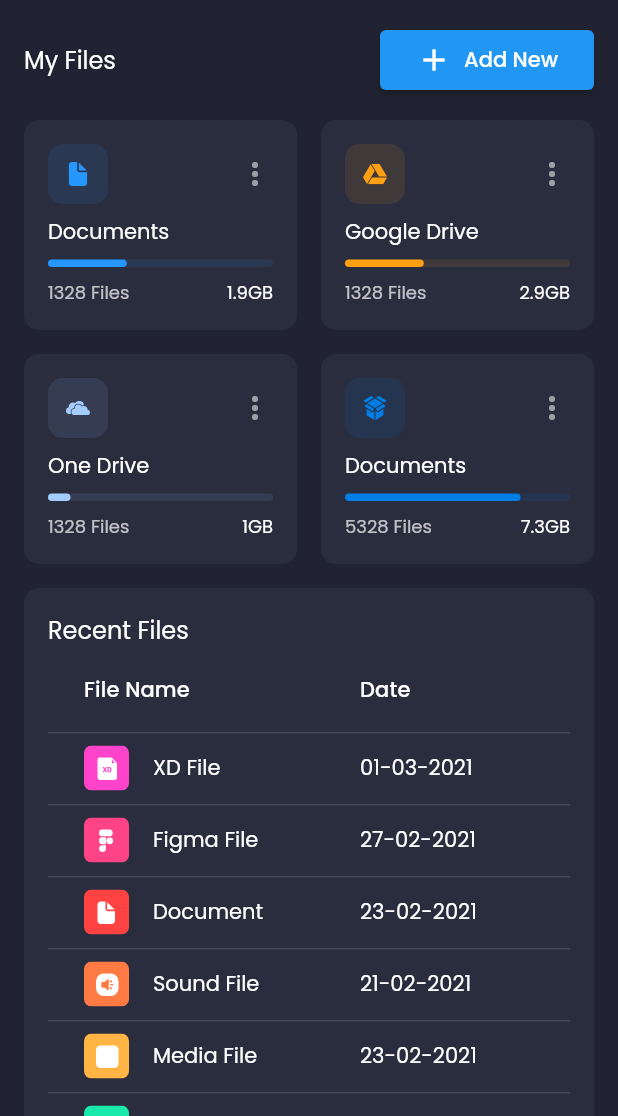
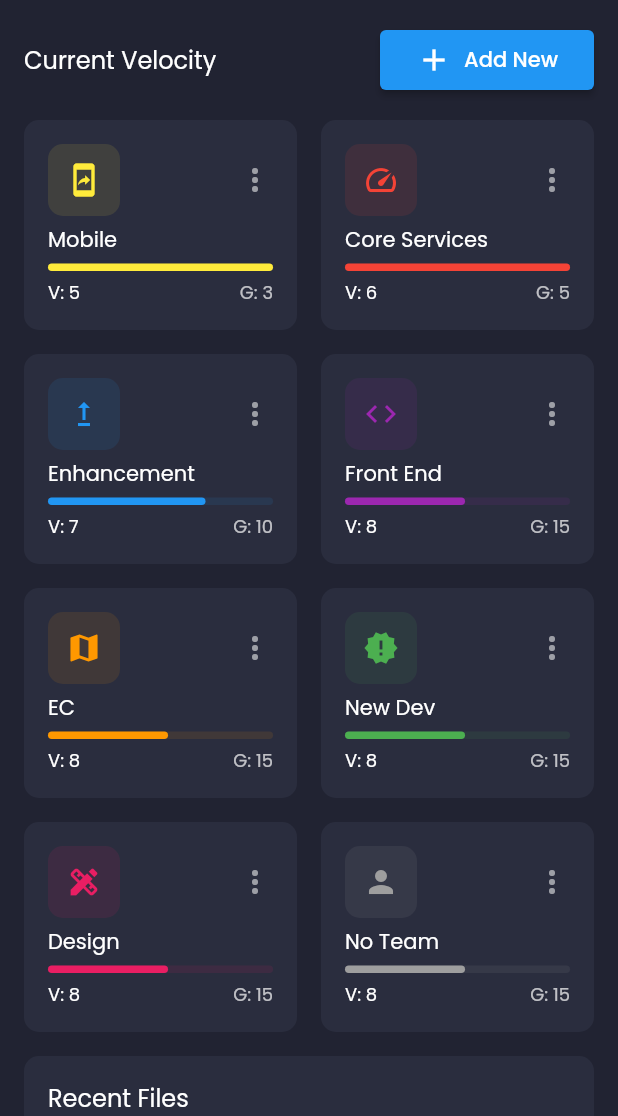
Before and after one commit to shanesblume13/sprint-metrics, a Flutter app: the screen it shows after launch, on a phone screen of 412 x 824 dp, the part 120-1236 px from its top. Run offline on Flutter 3.47's test engine with Material 2 defaults, Android fonts, the phone set to English and light mode, and no system bars; drawn by our look-alikes of data_table_2; our stand-ins replace fl_chart, flutter_svg, google_fonts.

Commit message:
Updating current velocities.

```diff
--- a/lib/models/MyFiles.dart
+++ /dev/null
@@ -1,52 +0,0 @@
-import 'package:admin/constants.dart';
-import 'package:flutter/material.dart';
-
-class CloudStorageInfo {
-  final String? svgSrc, title, totalStorage;
-  final int? numOfFiles, percentage;
-  final Color? color;
-
-  CloudStorageInfo({
-    this.svgSrc,
-    this.title,
-    this.totalStorage,
-    this.numOfFiles,
-    this.percentage,
-    this.color,
-  });
-}
-
-List demoMyFiles = [
-  CloudStorageInfo(
-    title: "Documents",
-    numOfFiles: 1328,
-    svgSrc: "assets/icons/Documents.svg",
-    totalStorage: "1.9GB",
-    color: primaryColor,
-    percentage: 35,
-  ),
-  CloudStorageInfo(
-    title: "Google Drive",
-    numOfFiles: 1328,
-    svgSrc: "assets/icons/google_drive.svg",
-    totalStorage: "2.9GB",
-    color: Color(0xFFFFA113),
-    percentage: 35,
-  ),
-  CloudStorageInfo(
-    title: "One Drive",
-    numOfFiles: 1328,
-    svgSrc: "assets/icons/one_drive.svg",
-    totalStorage: "1GB",
-    color: Color(0xFFA4CDFF),
-    percentage: 10,
-  ),
-  CloudStorageInfo(
-    title: "Documents",
-    numOfFiles: 5328,
-    svgSrc: "assets/icons/drop_box.svg",
-    totalStorage: "7.3GB",
-    color: Color(0xFF007EE5),
-    percentage: 78,
-  ),
-];
--- /dev/null
+++ b/lib/models/TeamVelocityInfo.dart
@@ -0,0 +1,75 @@
+import 'package:flutter/material.dart';
+
+class TeamVelocityInfo {
+  final String? title;
+  final int? velocity, goal;
+  final IconData? icon;
+  final Color? color;
+
+  TeamVelocityInfo({
+    this.title,
+    this.goal,
+    this.velocity,
+    this.icon,
+    this.color,
+  });
+}
+
+List demoCurrentVelocities = [
+  TeamVelocityInfo(
+    title: "Mobile",
+    velocity: 5,
+    icon: Icons.mobile_screen_share,
+    goal: 3,
+    color: Colors.yellow,
+  ),
+  TeamVelocityInfo(
+    title: "Core Services",
+    velocity: 6,
+    icon: Icons.speed,
+    goal: 5,
+    color: Colors.red,
+  ),
+  TeamVelocityInfo(
+    title: "Enhancement",
+    velocity: 7,
+    icon: Icons.upgrade,
+    goal: 10,
+    color: Colors.blue,
+  ),
+  TeamVelocityInfo(
+    title: "Front End",
+    velocity: 8,
+    icon: Icons.code,
+    goal: 15,
+    color: Colors.purple,
+  ),
+  TeamVelocityInfo(
+    title: "EC",
+    velocity: 8,
+    icon: Icons.map,
+    goal: 15,
+    color: Colors.orange,
+  ),
+  TeamVelocityInfo(
+    title: "New Dev",
+    velocity: 8,
+    icon: Icons.new_releases,
+    goal: 15,
+    color: Colors.green,
+  ),
+  TeamVelocityInfo(
+    title: "Design",
+    velocity: 8,
+    icon: Icons.design_services,
+    goal: 15,
+    color: Colors.pink,
+  ),
+  TeamVelocityInfo(
+    title: "No Team",
+    velocity: 8,
+    icon: Icons.person,
+    goal: 15,
+    color: Colors.grey,
+  ),
+];
--- a/lib/screens/dashboard/components/my_fields.dart
+++ b/lib/screens/dashboard/components/current_velocity.dart
@@ -1,12 +1,12 @@
-import 'package:admin/models/MyFiles.dart';
+import 'package:admin/models/TeamVelocityInfo.dart';
 import 'package:admin/responsive.dart';
 import 'package:flutter/material.dart';
 
 import '../../../constants.dart';
-import 'file_info_card.dart';
+import 'current_velocity_card.dart';
 
-class MyFiles extends StatelessWidget {
-  const MyFiles({
+class CurrentVelocity extends StatelessWidget {
+  const CurrentVelocity({
     Key? key,
   }) : super(key: key);
 
@@ -19,7 +19,7 @@ class MyFiles extends StatelessWidget {
           mainAxisAlignment: MainAxisAlignment.spaceBetween,
           children: [
             Text(
-              "My Files",
+              "Current Velocity",
               style: Theme.of(context).textTheme.subtitle1,
             ),
             ElevatedButton.icon(
@@ -38,12 +38,12 @@ class MyFiles extends StatelessWidget {
         ),
         SizedBox(height: defaultPadding),
         Responsive(
-          mobile: FileInfoCardGridView(
+          mobile: CurrentVelocityCardGridView(
             crossAxisCount: _size.width < 650 ? 2 : 4,
             childAspectRatio: _size.width < 650 && _size.width > 350 ? 1.3 : 1,
           ),
-          tablet: FileInfoCardGridView(),
-          desktop: FileInfoCardGridView(
+          tablet: CurrentVelocityCardGridView(),
+          desktop: CurrentVelocityCardGridView(
             childAspectRatio: _size.width < 1400 ? 1.1 : 1.4,
           ),
         ),
@@ -52,8 +52,8 @@ class MyFiles extends StatelessWidget {
   }
 }
 
-class FileInfoCardGridView extends StatelessWidget {
-  const FileInfoCardGridView({
+class CurrentVelocityCardGridView extends StatelessWidget {
+  const CurrentVelocityCardGridView({
     Key? key,
     this.crossAxisCount = 4,
     this.childAspectRatio = 1,
@@ -67,14 +67,15 @@ class FileInfoCardGridView extends StatelessWidget {
     return GridView.builder(
       physics: NeverScrollableScrollPhysics(),
       shrinkWrap: true,
-      itemCount: demoMyFiles.length,
+      itemCount: demoCurrentVelocities.length,
       gridDelegate: SliverGridDelegateWithFixedCrossAxisCount(
         crossAxisCount: crossAxisCount,
         crossAxisSpacing: defaultPadding,
         mainAxisSpacing: defaultPadding,
         childAspectRatio: childAspectRatio,
       ),
-      itemBuilder: (context, index) => FileInfoCard(info: demoMyFiles[index]),
+      itemBuilder: (context, index) =>
+          CurrentVelocityCard(info: demoCurrentVelocities[index]),
     );
   }
 }
--- a/lib/screens/dashboard/components/file_info_card.dart
+++ b/lib/screens/dashboard/components/current_velocity_card.dart
@@ -1,16 +1,16 @@
-import 'package:admin/models/MyFiles.dart';
+import 'package:admin/models/TeamVelocityInfo.dart';
 import 'package:flutter/material.dart';
 import 'package:flutter_svg/flutter_svg.dart';
 
 import '../../../constants.dart';
 
-class FileInfoCard extends StatelessWidget {
-  const FileInfoCard({
+class CurrentVelocityCard extends StatelessWidget {
+  const CurrentVelocityCard({
     Key? key,
     required this.info,
   }) : super(key: key);
 
-  final CloudStorageInfo info;
+  final TeamVelocityInfo info;
 
   @override
   Widget build(BuildContext context) {
@@ -29,16 +29,18 @@ class FileInfoCard extends StatelessWidget {
             children: [
               Container(
                 padding: EdgeInsets.all(defaultPadding * 0.75),
-                height: 40,
-                width: 40,
                 decoration: BoxDecoration(
                   color: info.color!.withOpacity(0.1),
                   borderRadius: const BorderRadius.all(Radius.circular(10)),
                 ),
-                child: SvgPicture.asset(
-                  info.svgSrc!,
+                child: Icon(
+                  info.icon,
                   color: info.color,
                 ),
+                // child: SvgPicture.asset(
+                //   info.iconData!,
+                //   color: info.color,
+                // ),
               ),
               Icon(Icons.more_vert, color: Colors.white54)
             ],
@@ -50,24 +52,24 @@ class FileInfoCard extends StatelessWidget {
           ),
           ProgressLine(
             color: info.color,
-            percentage: info.percentage,
+            percentage: infoToProgressPercent(),
           ),
           Row(
             mainAxisAlignment: MainAxisAlignment.spaceBetween,
             children: [
               Text(
-                "${info.numOfFiles} Files",
+                "V: ${info.velocity}",
+                style: Theme.of(context)
+                    .textTheme
+                    .caption!
+                    .copyWith(color: Colors.white),
+              ),
+              Text(
+                'G: ${info.goal}',
                 style: Theme.of(context)
                     .textTheme
                     .caption!
                     .copyWith(color: Colors.white70),
-              ),
-              Text(
-                info.totalStorage!,
-                style: Theme.of(context)
-                    .textTheme
-                    .caption!
-                    .copyWith(color: Colors.white),
               ),
             ],
           )
@@ -75,6 +77,9 @@ class FileInfoCard extends StatelessWidget {
       ),
     );
   }
+
+  double infoToProgressPercent() =>
+      100 * (info.velocity?.toDouble() ?? 0) / (info.goal?.toDouble() ?? 100);
 }
 
 class ProgressLine extends StatelessWidget {
@@ -85,7 +90,7 @@ class ProgressLine extends StatelessWidget {
   }) : super(key: key);
 
   final Color? color;
-  final int? percentage;
+  final double? percentage;
 
   @override
   Widget build(BuildContext context) {
--- a/lib/screens/dashboard/components/my_files.dart
+++ b/lib/screens/dashboard/components/my_files.dart
@@ -1,9 +1,8 @@
-
 import 'package:admin/responsive.dart';
 import 'package:flutter/material.dart';
-import 'package:admin/models/MyFiles.dart';
+import 'package:admin/models/TeamVelocityInfo.dart';
 import '../../../constants.dart';
-import 'file_info_card.dart';
+import 'current_velocity_card.dart';
 
 class MyFiles extends StatelessWidget {
   const MyFiles({
@@ -67,14 +66,15 @@ class FileInfoCardGridView extends StatelessWidget {
     return GridView.builder(
       physics: NeverScrollableScrollPhysics(),
       shrinkWrap: true,
-      itemCount: demoMyFiles.length,
+      itemCount: demoCurrentVelocities.length,
       gridDelegate: SliverGridDelegateWithFixedCrossAxisCount(
         crossAxisCount: crossAxisCount,
         crossAxisSpacing: defaultPadding,
         mainAxisSpacing: defaultPadding,
         childAspectRatio: childAspectRatio,
       ),
-      itemBuilder: (context, index) => FileInfoCard(info: demoMyFiles[index]),
+      itemBuilder: (context, index) =>
+          CurrentVelocityCard(info: demoCurrentVelocities[index]),
     );
   }
 }
--- a/lib/screens/dashboard/dashboard_screen.dart
+++ b/lib/screens/dashboard/dashboard_screen.dart
@@ -1,5 +1,5 @@
 import 'package:admin/responsive.dart';
-import 'package:admin/screens/dashboard/components/my_fields.dart';
+import 'package:admin/screens/dashboard/components/current_velocity.dart';
 import 'package:flutter/material.dart';
 
 import '../../constants.dart';
@@ -25,7 +25,7 @@ class DashboardScreen extends StatelessWidget {
                   flex: 5,
                   child: Column(
                     children: [
-                      MyFiles(),
+                      CurrentVelocity(),
                       SizedBox(height: defaultPadding),
                       RecentFiles(),
                       if (Responsive.isMobile(context))
```
Also changed, not shown: 4 other files.
